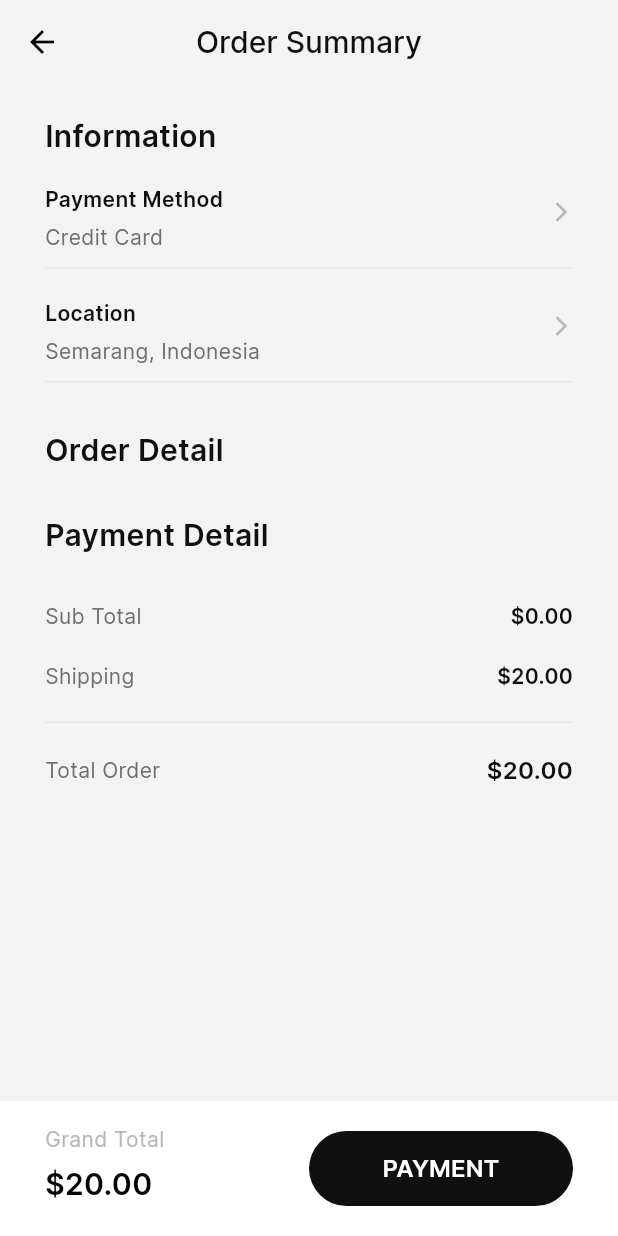
After one commit to AzfarInan/firebase_shoe_store, a Flutter app: the OrderSummaryScreen screen opened by its route, on a phone screen of 412 x 824 dp. The commit adds this screen. Run offline on Flutter 3.47's test engine with Material 3 defaults, Android fonts, the phone set to English and light mode, and no system bars; our stand-ins replace cached_network_image, carousel_slider, cloud_firestore, cloud_functions, dartz, equatable and 9 more; accounts and stored records are empty.

Commit message:
Create Order Integrated

```diff
--- a/lib/core/globals/global_providers.dart
+++ b/lib/core/globals/global_providers.dart
@@ -2,6 +2,7 @@ import 'package:firebase_shoe_store/core/service_locator/service_locator.dart';
 import 'package:firebase_shoe_store/features/cart/presentation/manager/manage_cart_cubit.dart';
 import 'package:firebase_shoe_store/features/dashboard/presentation/manager/get_brands_cubit.dart';
 import 'package:firebase_shoe_store/features/filter/presentation/manager/manage_filter_cubit.dart';
+import 'package:firebase_shoe_store/features/order/presentation/manager/create_order_cubit.dart';
 import 'package:firebase_shoe_store/features/product_details/presentation/manager/get_products_cubit.dart';
 import 'package:firebase_shoe_store/features/product_details/presentation/manager/manage_product_cubit.dart';
 import 'package:firebase_shoe_store/features/reviews/presentation/manager/manage_review_cubit.dart';
@@ -15,5 +16,6 @@ class GlobalBlocProviders {
     BlocProvider(create: (_) => getIt<ManageProductCubit>()),
     BlocProvider(create: (_) => getIt<ManageCartCubit>()),
     BlocProvider(create: (_) => getIt<ManageFilterCubit>()),
+    BlocProvider(create: (_) => getIt<CreateOrderCubit>()),
   ];
 }
--- a/lib/core/navigation_service/app_router.dart
+++ b/lib/core/navigation_service/app_router.dart
@@ -3,6 +3,7 @@ import 'package:firebase_shoe_store/core/globals/route_names.dart';
 import 'package:firebase_shoe_store/features/cart/presentation/pages/cart_screen.dart';
 import 'package:firebase_shoe_store/features/dashboard/presentation/pages/dashboard_screen.dart';
 import 'package:firebase_shoe_store/features/filter/presentation/pages/filter_screen.dart';
+import 'package:firebase_shoe_store/features/order/presentation/pages/order_summary_screen.dart';
 import 'package:firebase_shoe_store/features/product_details/domain/entities/product.dart';
 import 'package:firebase_shoe_store/features/product_details/presentation/pages/product_details_screen.dart';
 import 'package:firebase_shoe_store/features/reviews/presentation/pages/review_screen.dart';
@@ -49,6 +50,13 @@ class AppRouter {
               return const CartScreen();
             },
           ),
+          GoRoute(
+            name: RouteNames.checkout,
+            path: RouteNames.checkout,
+            builder: (BuildContext context, GoRouterState state) {
+              return const OrderSummaryScreen();
+            },
+          ),
         ],
       ),
     ],
--- a/lib/features/cart/domain/entities/cart_item.dart
+++ b/lib/features/cart/domain/entities/cart_item.dart
@@ -18,6 +18,10 @@ class CartItem extends Equatable {
     required this.price,
     required this.gender,
   });
+
+  String getFirstImage() {
+    return images![0];
+  }
 
   /// FromJson
   CartItem.fromJson(Map<String, dynamic> json)
--- a/lib/features/cart/presentation/manager/manage_cart_cubit.dart
+++ b/lib/features/cart/presentation/manager/manage_cart_cubit.dart
@@ -1,6 +1,7 @@
 import 'package:firebase_shoe_store/core/base/base_state.dart';
 import 'package:firebase_shoe_store/core/cache_service/cache_manager.dart';
 import 'package:firebase_shoe_store/core/service_locator/service_locator.dart';
+import 'package:firebase_shoe_store/core/widgets/number_formats.dart';
 import 'package:firebase_shoe_store/features/cart/domain/entities/cart.dart';
 import 'package:flutter_bloc/flutter_bloc.dart';
 
@@ -48,11 +49,32 @@ class ManageCartCubit extends Cubit<BaseState> {
   }
 
   void getItemsFromCache() async {
-    resetCart();
+    cartItems.clear();
     cartItems = await getIt.get<CacheManager>().getCarts();
   }
 
+  String getGrandTotal() {
+    double total = 0;
+    cartItems.forEach((element) {
+      total += element.total;
+    });
+
+    total += 20;
+    return formatCurrency(total);
+  }
+
+  String getSubtotal() {
+    double total = 0;
+    cartItems.forEach((element) {
+      total += element.total;
+    });
+
+    return formatCurrency(total);
+  }
+
   void resetCart() {
+    emit(const LoadingAgainState());
     cartItems.clear();
+    _updateCache();
   }
 }
--- a/lib/features/cart/presentation/pages/cart_screen.dart
+++ b/lib/features/cart/presentation/pages/cart_screen.dart
@@ -151,7 +151,8 @@ class _CartScreenState extends State<CartScreen> {
                             ),
                             const SizedBox(height: 10),
                             Text(
-                              '${cubit.cartItems[index].cartItem.gender} . ${cubit.cartItems[index].color} . ${formatNumber(cubit.cartItems[index].size)}',
+                              cubit.cartItems[index]
+                                  .brandColorSize(context),
                               style: themeData.textTheme.bodySmall!.copyWith(
                                 color: AppColors.primaryNeutral400,
                                 fontWeight: FontWeight.w300,
--- a/lib/features/dashboard/presentation/manager/get_brands_cubit.dart
+++ b/lib/features/dashboard/presentation/manager/get_brands_cubit.dart
@@ -58,6 +58,11 @@ class GetBrandsCubit extends Cubit<BaseState> {
     emit(const SuccessState());
   }
 
+  String getBrandName(String brandId) {
+    final brand = brands.firstWhere((element) => element.id == brandId);
+    return brand.name;
+  }
+
   void clearData() {
     brands.clear();
     brands.add(const Brand(id: 'All', name: 'All', logo: '', products: []));
--- a/lib/features/dashboard/presentation/widgets/product_section.dart
+++ b/lib/features/dashboard/presentation/widgets/product_section.dart
@@ -59,10 +59,6 @@ class _ProductSectionState extends State<ProductSection> {
                 backgroundColor: AppColors.error500,
               ),
             );
-
-            BlocProvider.of<GetProductsCubit>(context).getProducts(
-                brandId:
-                    BlocProvider.of<GetBrandsCubit>(context).selectedBrand!.id);
           }
         },
         builder: (context, state) {
--- /dev/null
+++ b/lib/features/order/domain/use_cases/create_order.dart
@@ -0,0 +1,15 @@
+import 'package:dartz/dartz.dart';
+import 'package:firebase_shoe_store/core/base/use_case.dart';
+import 'package:firebase_shoe_store/features/cart/domain/entities/cart.dart';
+import 'package:firebase_shoe_store/features/order/domain/repositories/order_repository.dart';
+
+class CreateOrder implements UseCase<Either<String, String>, List<Cart>> {
+  final OrderRepository repository;
+
+  CreateOrder({required this.repository});
+
+  @override
+  call(List<Cart> carts) async {
+    return await repository.createOrder(carts: carts);
+  }
+}
--- /dev/null
+++ b/lib/features/order/presentation/manager/create_order_cubit.dart
@@ -0,0 +1,29 @@
+import 'package:firebase_shoe_store/core/base/base_state.dart';
+import 'package:firebase_shoe_store/features/cart/domain/entities/cart.dart';
+import 'package:firebase_shoe_store/features/order/domain/use_cases/create_order.dart';
+import 'package:flutter_bloc/flutter_bloc.dart';
+import 'package:logger/logger.dart';
+
+class CreateOrderCubit extends Cubit<BaseState> {
+  CreateOrderCubit({
+    required this.useCase,
+  }) : super(InitialState());
+
+  final CreateOrder useCase;
+
+  Future<void> createOrder({required List<Cart> carts}) async {
+    emit(const LoadingState());
+
+    try {
+      final result = await useCase.call(carts);
+      result.fold(
+        (l) => emit(ErrorState(data: l.error!.message!)),
+        (r) => emit(SuccessState(data: r)),
+      );
+    } catch (e, stackTrace) {
+      Logger().e(e.toString());
+      Logger().e(stackTrace.toString());
+      emit(const ErrorState(data: 'Something went wrong'));
+    }
+  }
+}
--- /dev/null
+++ b/lib/features/order/presentation/pages/order_summary_screen.dart
@@ -0,0 +1,277 @@
+import 'package:firebase_shoe_store/core/base/base_state.dart';
+import 'package:firebase_shoe_store/core/theme/app_colors.dart';
+import 'package:firebase_shoe_store/core/theme/theme_data.dart';
+import 'package:firebase_shoe_store/core/widgets/button.dart';
+import 'package:firebase_shoe_store/core/widgets/number_formats.dart';
+import 'package:firebase_shoe_store/features/cart/presentation/manager/manage_cart_cubit.dart';
+import 'package:firebase_shoe_store/features/dashboard/presentation/widgets/primary_app_bar.dart';
+import 'package:firebase_shoe_store/features/order/presentation/manager/create_order_cubit.dart';
+import 'package:flutter/material.dart';
+import 'package:flutter_bloc/flutter_bloc.dart';
+import 'package:go_router/go_router.dart';
+
+class OrderSummaryScreen extends StatelessWidget {
+  const OrderSummaryScreen({super.key});
+
+  @override
+  Widget build(BuildContext context) {
+    return BlocListener<CreateOrderCubit, BaseState>(
+      listener: (context, state) {
+        if (state is SuccessState) {
+          BlocProvider.of<ManageCartCubit>(context).resetCart();
+          context
+            ..pop()
+            ..pop();
+          ScaffoldMessenger.of(context).showSnackBar(
+            SnackBar(
+              content: Text(state.data),
+              backgroundColor: AppColors.success800,
+            ),
+          );
+        } else if (state is ErrorState) {
+          ScaffoldMessenger.of(context).showSnackBar(
+            SnackBar(
+              content: Text(state.data),
+              backgroundColor: AppColors.primaryNeutral900,
+            ),
+          );
+        }
+      },
+      child: Scaffold(
+        backgroundColor: AppColors.primaryNeutral100,
+        appBar: PrimaryAppBar(
+          title: 'Order Summary',
+          centerTitle: true,
+          titleStyle: themeData.textTheme.headlineLarge,
+          showLeading: true,
+          showCart: false,
+        ),
+        bottomNavigationBar: Container(
+          height: 90,
+          color: AppColors.primaryNeutral0,
+          padding: const EdgeInsets.symmetric(horizontal: 30, vertical: 15),
+          child: Row(
+            mainAxisSize: MainAxisSize.max,
+            children: [
+              Expanded(
+                child: Column(
+                  crossAxisAlignment: CrossAxisAlignment.start,
+                  mainAxisSize: MainAxisSize.min,
+                  children: [
+                    Text(
+                      'Grand Total',
+                      style: themeData.textTheme.bodyMedium!.copyWith(
+                        color: AppColors.primaryNeutral300,
+                        fontWeight: FontWeight.w200,
+                      ),
+                    ),
+                    const SizedBox(height: 5),
+                    Text(
+                      BlocProvider.of<ManageCartCubit>(context).getGrandTotal(),
+                      style: themeData.textTheme.headlineLarge!.copyWith(
+                        color: AppColors.primaryNeutral900,
+                        fontWeight: FontWeight.w600,
+                      ),
+                    ),
+                    const SizedBox(height: 5),
+                  ],
+                ),
+              ),
+              Expanded(
+                child: BlocBuilder<CreateOrderCubit, BaseState>(
+                  builder: (context, state) {
+                    return Button.filled(
+                      label: 'PAYMENT',
+                      isLoading: state is LoadingState,
+                      onPressed: () {
+                        context.read<CreateOrderCubit>().createOrder(
+                              carts: context.read<ManageCartCubit>().cartItems,
+                            );
+                      },
+                    );
+                  },
+                ),
+              ),
+            ],
+          ),
+        ),
+        body: ListView(
+          padding: const EdgeInsets.symmetric(horizontal: 30, vertical: 20),
+          children: [
+            buildSectionHeader(context, 'Information'),
+            const SizedBox(height: 8),
+            buildInfoRow(context, 'Payment Method', 'Credit Card'),
+            buildInfoRow(context, 'Location', 'Semarang, Indonesia'),
+            const SizedBox(height: 20),
+            buildSectionHeader(context, 'Order Detail'),
+            const SizedBox(height: 8),
+            buildOrderItems(context),
+          ],
+        ),
+      ),
+    );
+  }
+
+  Widget buildSectionHeader(BuildContext context, String title) {
+    return Text(
+      title,
+      style: themeData.textTheme.headlineLarge!.copyWith(
+        fontWeight: FontWeight.w600,
+        color: AppColors.primaryNeutral500,
+      ),
+    );
+  }
+
+  Widget buildInfoRow(BuildContext context, String label, String value) {
+    return Padding(
+      padding: const EdgeInsets.symmetric(vertical: 10),
+      child: Stack(
+        alignment: Alignment.center,
+        children: [
+          Column(
+            crossAxisAlignment: CrossAxisAlignment.start,
+            children: [
+              Text(
+                label,
+                style: themeData.textTheme.bodyMedium!.copyWith(
+                  fontWeight: FontWeight.w600,
+                  color: AppColors.primaryNeutral500,
+                ),
+              ),
+              const SizedBox(height: 5),
+              Text(
+                value,
+                style: themeData.textTheme.bodyMedium!.copyWith(
+                  color: AppColors.primaryNeutral400,
+                  fontWeight: FontWeight.w400,
+                ),
+              ),
+              Container(
+                height: 1,
+                width: double.infinity,
+                color: AppColors.primaryNeutral200,
+                margin: const EdgeInsets.only(top: 10),
+              ),
+            ],
+          ),
+          const Positioned(
+            right: 0,
+            top: 10,
+            child: Icon(
+              Icons.arrow_forward_ios_rounded,
+              color: AppColors.primaryNeutral300,
+              size: 16,
+            ),
+          ),
+        ],
+      ),
+    );
+  }
+
+  Widget buildOrderItems(BuildContext context) {
+    return BlocBuilder<ManageCartCubit, BaseState>(
+      builder: (context, state) {
+        var cubit = context.read<ManageCartCubit>();
+
+        return Column(
+          crossAxisAlignment: CrossAxisAlignment.start,
+          children: [
+            ListView.builder(
+              shrinkWrap: true,
+              physics: const NeverScrollableScrollPhysics(),
+              itemCount: cubit.cartItems.length,
+              itemBuilder: (context, index) {
+                return Padding(
+                  padding: const EdgeInsets.symmetric(vertical: 10),
+                  child: Column(
+                    crossAxisAlignment: CrossAxisAlignment.start,
+                    children: [
+                      Text(
+                        cubit.cartItems[index].cartItem.name!,
+                        style: themeData.textTheme.bodyLarge!.copyWith(
+                          color: AppColors.primaryNeutral500,
+                          fontWeight: FontWeight.w500,
+                        ),
+                      ),
+                      const SizedBox(height: 8),
+                      Row(
+                        children: [
+                          Text(
+                            cubit.cartItems[index].brandColorQuantity(context),
+                            style: themeData.textTheme.bodyMedium!.copyWith(
+                              color: AppColors.primaryNeutral400,
+                              fontWeight: FontWeight.w400,
+                            ),
+                          ),
+                          const Spacer(),
+                          Text(
+                            formatCurrency(cubit.cartItems[index].total),
+                            style: themeData.textTheme.bodyMedium!.copyWith(
+                              color: AppColors.primaryNeutral500,
+                              fontWeight: FontWeight.w600,
+                            ),
+                          ),
+                        ],
+                      ),
+                    ],
+                  ),
+                );
+              },
+            ),
+            const SizedBox(height: 20),
+            buildSectionHeader(context, 'Payment Detail'),
+            const SizedBox(height: 20),
+            buildDetailRow(context, 'Sub Total', cubit.getSubtotal()),
+            buildDetailRow(context, 'Shipping', formatCurrency(20.00)),
+            Container(
+              height: 1,
+              width: double.infinity,
+              color: AppColors.primaryNeutral200,
+              margin: const EdgeInsets.only(top: 10, bottom: 10),
+            ),
+            buildDetailRow(
+              context,
+              'Total Order',
+              cubit.getGrandTotal(),
+              style: themeData.textTheme.headlineMedium!.copyWith(
+                color: AppColors.primaryNeutral500,
+                fontWeight: FontWeight.w600,
+              ),
+            ),
+          ],
+        );
+      },
+    );
+  }
+
+  Widget buildDetailRow(
+    BuildContext context,
+    String label,
+    String value, {
+    TextStyle? style,
+  }) {
+    return Padding(
+      padding: const EdgeInsets.symmetric(vertical: 10),
+      child: Row(
+        mainAxisAlignment: MainAxisAlignment.spaceBetween,
+        children: [
+          Text(
+            label,
+            style: themeData.textTheme.bodyMedium!.copyWith(
+              color: AppColors.primaryNeutral400,
+              fontWeight: FontWeight.w400,
+            ),
+          ),
+          Text(
+            value,
+            style: style ??
+                themeData.textTheme.bodyMedium!.copyWith(
+                  color: AppColors.primaryNeutral500,
+                  fontWeight: FontWeight.w600,
+                ),
+          ),
+        ],
+      ),
+    );
+  }
+}
--- a/lib/features/product_details/presentation/pages/product_details_screen.dart
+++ b/lib/features/product_details/presentation/pages/product_details_screen.dart
@@ -157,6 +157,7 @@ class ProductDetailsScreen extends StatelessWidget {
                       fontWeight: FontWeight.w600,
                     ),
                   ),
+                  const SizedBox(height: 5),
                 ],
               ),
             ),
--- a/pubspec.yaml
+++ b/pubspec.yaml
@@ -27,6 +27,7 @@ dependencies:
   shared_preferences: ^2.2.3
   flutter_slidable: ^3.1.0
   intl: ^0.19.0
+  uuid: ^4.4.0
 
 dev_dependencies:
   flutter_test:
```
Also changed, not shown: lib/core/service_locator/service_locator.dart (+11 -0 lines), lib/features/cart/domain/entities/cart.dart (+11 -0 lines), lib/features/order/data/data_sources/order_data_source.dart (added, +37 -0 lines), lib/features/order/data/repositories/order_repository_impl.dart (added, +22 -0 lines), lib/features/order/domain/repositories/order_repository.dart (added, +7 -0 lines).
